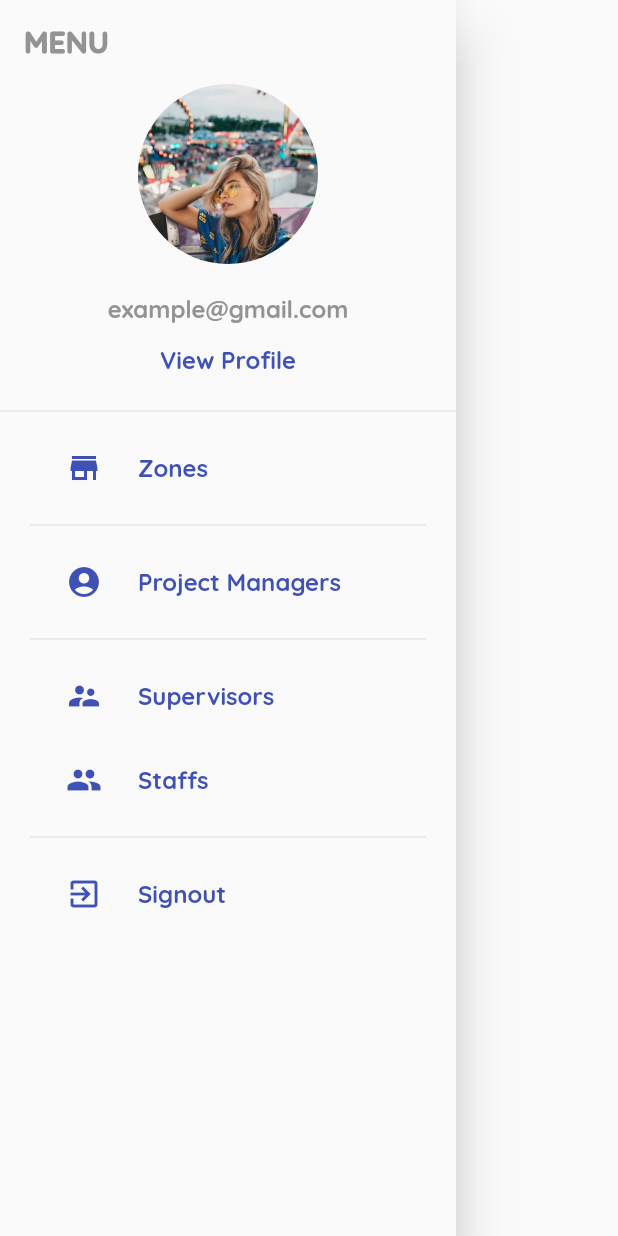
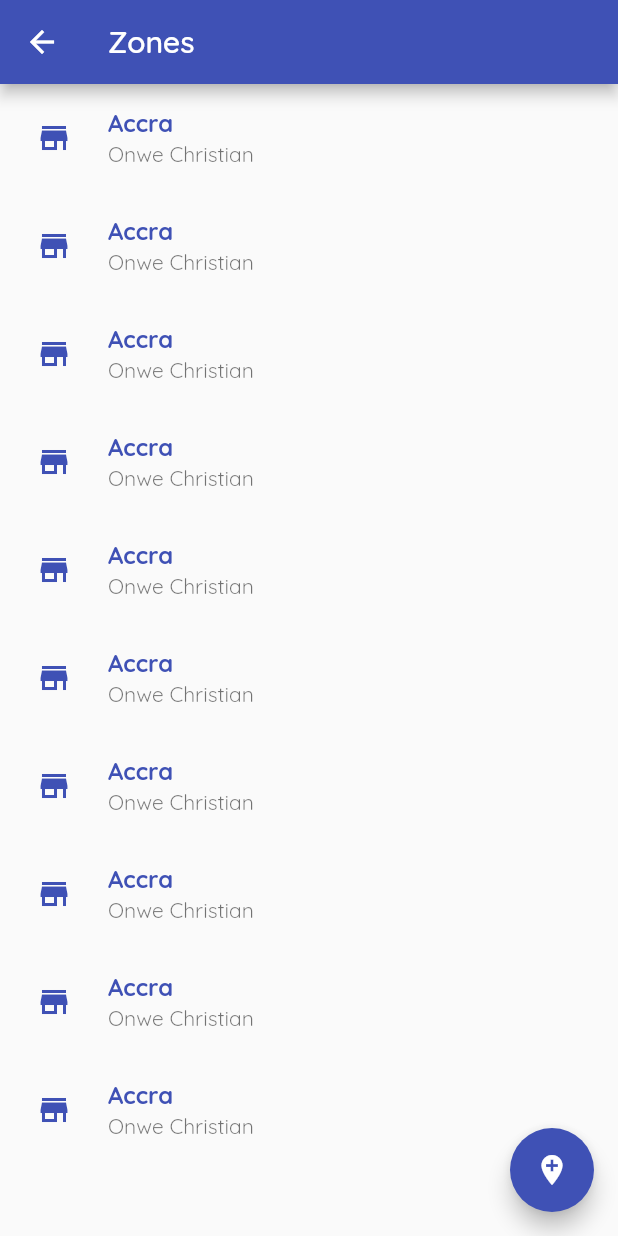
Before and after one commit to kwado-tech/project-management, a Flutter app: the SideDrawer widget shown alone on an empty page, opened directly, after a tap on "Zones", on a phone screen of 412 x 824 dp. Run offline on Flutter 3.47's test engine with Material 2 defaults, Android fonts, the phone set to English and light mode, and no system bars.

Commit message:
Designed zones-page, refactored project folder structure

```diff
--- a/lib/main.dart
+++ b/lib/main.dart
@@ -2,6 +2,7 @@ import 'package:flutter/material.dart';
 import 'package:project_manager/pages/auth/auth_page.dart';
 import 'package:project_manager/pages/supervisor_details/supervisor_details.dart';
 import 'package:project_manager/pages/supervisors/supervisors_page.dart';
+import 'package:project_manager/pages/zones/zones_page.dart';
 import 'package:project_manager/theme/theme_colors.dart';
 
 void main() => runApp(MyApp());
@@ -21,6 +22,8 @@ class MyApp extends StatelessWidget {
         '/supervisors': (BuildContext context) => SupervisorsPage(),
         '/supervisor-details': (BuildContext context) =>
             SupervisorDetailsPage(),
+        '/zones': (BuildContext context) =>
+            ZonesPage(),
       },
     );
   }
--- a/lib/pages/supervisors/supervisors_page.dart
+++ b/lib/pages/supervisors/supervisors_page.dart
@@ -1,7 +1,7 @@
 import 'package:flutter/material.dart';
+import 'package:project_manager/pages/supervisors/widgets/side_drawer.dart';
+import 'package:project_manager/pages/supervisors/widgets/supervisor_item.dart';
 import 'package:project_manager/theme/theme_colors.dart';
-import 'package:project_manager/widgets/supervisors/side_drawer.dart';
-import 'package:project_manager/widgets/supervisors/supervisor_item.dart';
 
 class SupervisorsPage extends StatelessWidget {
   Widget _buildSearchTextField() {
--- a/lib/widgets/supervisors/side_drawer.dart
+++ b/lib/pages/supervisors/widgets/side_drawer.dart
@@ -62,7 +62,7 @@ class SideDrawer extends StatelessWidget {
                             fontSize: 16.0,
                             fontWeight: FontWeight.bold),
                       ),
-                      onTap: () {},
+                      onTap: () => Navigator.of(context).pushNamed('/zones'),
                     ),
                     Divider(height: 20.0),
                     ListTile(
--- /dev/null
+++ b/lib/pages/zones/widgets/zone_list.dart
@@ -0,0 +1,29 @@
+import 'package:flutter/material.dart';
+import 'package:project_manager/theme/theme_colors.dart';
+
+class ZoneList extends StatelessWidget {
+  @override
+  Widget build(BuildContext context) {
+    return ListView.builder(
+        itemCount: 10,
+        itemBuilder: (BuildContext context, int index) {
+          return ListTile(
+            onTap: () {},
+            leading: CircleAvatar(
+                backgroundColor: tBackgroundColor,
+                child: Icon(Icons.store_mall_directory,
+                    color: tPrimaryColor)),
+            title: Text(
+              'Accra',
+              style: TextStyle(
+                  color: tPrimaryColor,
+                  fontSize: 16.0,
+                  fontWeight: FontWeight.bold),
+            ),
+            subtitle: Text(
+              'Onwe Christian'),
+          );
+        },
+      );
+  }
+}
--- /dev/null
+++ b/lib/pages/zones/zones_page.dart
@@ -0,0 +1,24 @@
+import 'package:flutter/material.dart';
+import 'package:project_manager/pages/zones/widgets/zone_list.dart';
+import 'package:project_manager/theme/theme_colors.dart';
+
+class ZonesPage extends StatefulWidget {
+  @override
+  _ZonesPageState createState() => _ZonesPageState();
+}
+
+class _ZonesPageState extends State<ZonesPage> {
+  @override
+  Widget build(BuildContext context) {
+    return Scaffold(
+        appBar: AppBar(
+          title: Text('Zones'),
+        ),
+        floatingActionButton: FloatingActionButton(
+          backgroundColor: tPrimaryColor,
+          child: Icon(Icons.add_location),
+          onPressed: () {},
+        ),
+        body: ZoneList());
+  }
+}
```
Also changed, not shown: lib/pages/supervisors/widgets/supervisor_item.dart (renamed from lib/widgets/supervisors/supervisor_item.dart).
